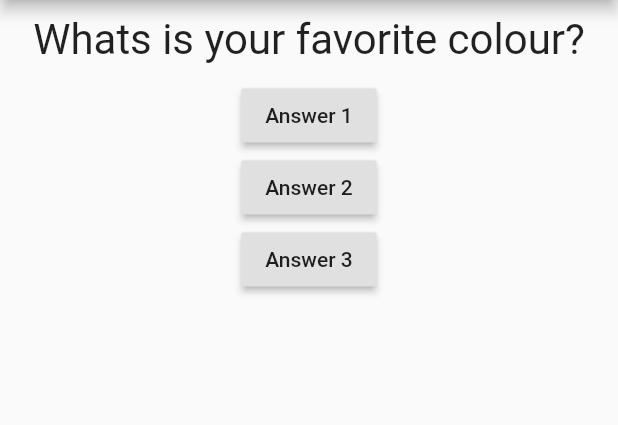
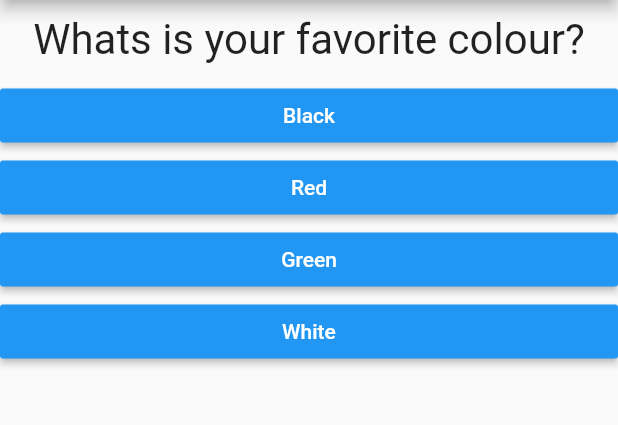
Before and after one commit to JosephDoUrden/Basic-Quiz-App, a Flutter app: the screen it shows after launch, on a phone screen of 412 x 824 dp, the part 84-509 px from its top. Run offline on Flutter 3.47's test engine with Material 2 defaults, Android fonts, the phone set to English and light mode, and no system bars.

```diff
--- a/analysis_options.yaml
+++ b/analysis_options.yaml
@@ -22,6 +22,7 @@ linter:
   # `// ignore_for_file: name_of_lint` syntax on the line or in the file
   # producing the lint.
   rules:
+    use_key_in_widget_constructors: false
     # avoid_print: false  # Uncomment to disable the `avoid_print` rule
     # prefer_single_quotes: true  # Uncomment to enable the `prefer_single_quotes` rule
 
--- /dev/null
+++ b/lib/answer.dart
@@ -0,0 +1,22 @@
+import 'package:flutter/material.dart';
+
+class Answer extends StatelessWidget {
+  //final Function selectHandler;
+  final VoidCallback selectHandler;
+  final String answerText;
+
+  Answer(this.selectHandler, this.answerText);
+
+  @override
+  Widget build(BuildContext context) {
+    return Container(
+      width: double.infinity,
+      child: RaisedButton(
+        color: Colors.blue,
+        textColor: Colors.white,
+        child: Text(answerText),
+        onPressed: selectHandler,
+      ),
+    );
+  }
+}
--- a/lib/main.dart
+++ b/lib/main.dart
@@ -1,6 +1,7 @@
 import 'package:flutter/material.dart';
 
 import './question.dart';
+import './answer.dart';
 
 void main() {
   runApp(MyApp());
@@ -9,7 +10,6 @@ void main() {
 class MyApp extends StatefulWidget {
   @override
   State<StatefulWidget> createState() {
-    // TODO: implement createState
     return _MyAppState();
   }
 }
@@ -21,14 +21,23 @@ class _MyAppState extends State<MyApp> {
     setState(() {
       _questionIndex = _questionIndex + 1;
     });
-    print('Answer chosen!');
   }
 
   @override
   Widget build(BuildContext context) {
     var questions = [
-      'Whats is your favorite colour?',
-      'What is your favorite animal?',
+      {
+        'questionText': 'Whats is your favorite colour?',
+        'answers': ['Black', 'Red', 'Green', 'White'],
+      },
+      {
+        'questionText': 'What is your favorite animal?',
+        'answers': ['Dog', 'Cat', 'Snake', 'Spider'],
+      },
+      {
+        'questionText': 'Who is your favorite class?',
+        'answers': ['Math', 'C++', 'Cyber Security', 'Physics'],
+      },
     ];
     return MaterialApp(
       home: Scaffold(
@@ -37,19 +46,11 @@ class _MyAppState extends State<MyApp> {
         ),
         body: Column(
           children: [
-            Question(questions[_questionIndex]),
-            RaisedButton(
-              child: Text('Answer 1'),
-              onPressed: _answerQuestion,
-            ),
-            RaisedButton(
-              child: Text('Answer 2'),
-              onPressed: _answerQuestion,
-            ),
-            RaisedButton(
-              child: Text('Answer 3'),
-              onPressed: _answerQuestion,
-            ),
+            Question(questions[_questionIndex]['questionText'] as String),
+            ...(questions[_questionIndex]['answers'] as List<String>)
+                .map((answer) {
+              return Answer(_answerQuestion, answer);
+            }).toList()
           ],
         ),
       ),
```
Also changed, not shown: 1 other file.
